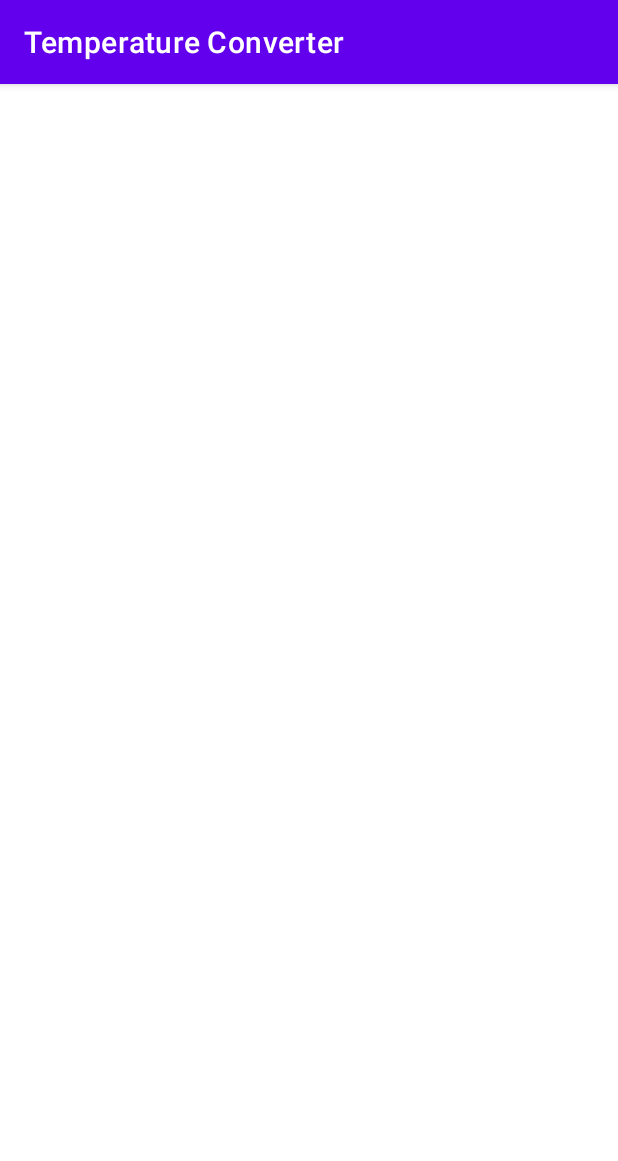
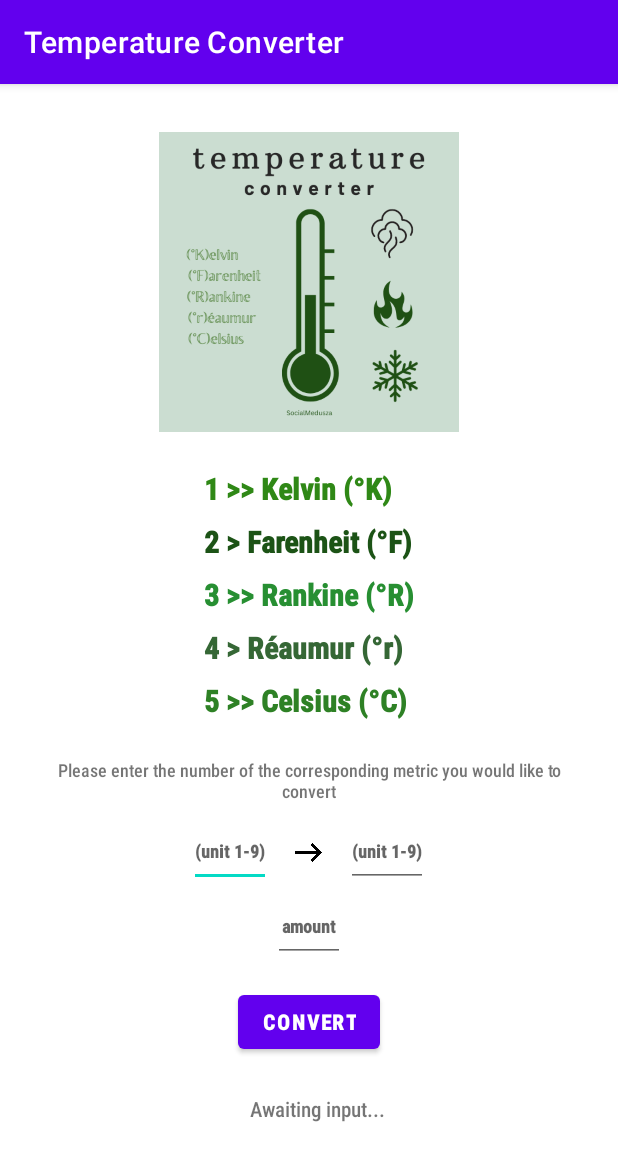
Before and after one commit to Ela01/Conversion_Calculator, an Android app: the TemperatureActivity screen opened directly, with no data from a screen before it, on a phone screen of 412 x 824 dp. Shown: the top 1161 px of the screen. Run offline under Robolectric (Android 15) with nearby library versions, the phone set to English and light mode, and no system bars.

Commit message:
Added drawables, all layouts are under 'construction' until I can best figure out how to create a user-friendly layout that complies well with back-end java files for conversions

```diff
--- a/app/src/main/res/layout/activity_temperature.xml
+++ b/app/src/main/res/layout/activity_temperature.xml
@@ -1,9 +1,180 @@
 <?xml version="1.0" encoding="utf-8"?>
-<androidx.constraintlayout.widget.ConstraintLayout xmlns:android="http://schemas.android.com/apk/res/android"
-    xmlns:app="http://schemas.android.com/apk/res-auto"
-    xmlns:tools="http://schemas.android.com/tools"
+<LinearLayout xmlns:android="http://schemas.android.com/apk/res/android"
     android:layout_width="match_parent"
     android:layout_height="match_parent"
-    tools:context=".TemperatureActivity">
+    android:gravity="center_horizontal"
+    android:orientation="vertical"
+    android:padding="32sp">
 
-</androidx.constraintlayout.widget.ConstraintLayout>
+    <ImageView
+        android:layout_width="200dp"
+        android:layout_height="200dp"
+        android:src="@drawable/temperature" />
+
+    <LinearLayout
+        android:layout_width="wrap_content"
+        android:layout_height="wrap_content"
+        android:layout_marginTop="24dp"
+        android:orientation="vertical"
+        >
+
+        <TextView
+
+            android:id="@+id/text_view_kelvin"
+            android:layout_width="wrap_content"
+            android:layout_height="wrap_content"
+            android:fontFamily="sans-serif-condensed-medium"
+            android:text="1 >> Kelvin (°K)"
+            android:textSize="20dp"
+            android:layout_marginBottom="8dp"
+            android:textColor="#2F8816"
+            android:textFontWeight="@android:integer/status_bar_notification_info_maxnum" />
+
+
+        <TextView
+
+            android:id="@+id/text_view_farenheit"
+            android:layout_width="wrap_content"
+            android:layout_height="wrap_content"
+            android:fontFamily="sans-serif-condensed-medium"
+            android:text="2 > Farenheit (°F)"
+            android:layout_marginBottom="8dp"
+
+            android:textSize="20dp"
+
+            android:textColor="#1C5316"
+
+            android:textFontWeight="@android:integer/status_bar_notification_info_maxnum" />
+
+        <TextView
+
+            android:id="@+id/text_view_Rankine"
+            android:layout_width="wrap_content"
+            android:layout_height="wrap_content"
+            android:fontFamily="sans-serif-condensed-medium"
+            android:text="3 >> Rankine (°R)"
+            android:layout_marginBottom="8dp"
+
+            android:textSize="20dp"
+
+            android:textColor="#278F32"
+            android:textFontWeight="@android:integer/status_bar_notification_info_maxnum" />
+
+
+        <TextView
+
+            android:id="@+id/text_view_réaumur"
+            android:layout_width="wrap_content"
+            android:layout_height="wrap_content"
+            android:fontFamily="sans-serif-condensed-medium"
+            android:text="4 > Réaumur (°r)"
+            android:layout_marginBottom="8dp"
+
+            android:textSize="20dp"
+
+            android:textColor="#356735"
+
+            android:textFontWeight="@android:integer/status_bar_notification_info_maxnum" />
+
+        <TextView
+
+            android:id="@+id/text_view_celsius"
+            android:layout_width="wrap_content"
+            android:layout_height="wrap_content"
+            android:fontFamily="sans-serif-condensed-medium"
+            android:text="5 >> Celsius (°C)"
+            android:textSize="20dp"
+
+            android:textColor="#2E8125"
+            android:textFontWeight="@android:integer/status_bar_notification_info_maxnum" />
+
+
+    </LinearLayout>
+
+    <TextView
+        android:layout_width="wrap_content"
+        android:layout_height="wrap_content"
+        android:layout_marginTop="24dp"
+        android:fontFamily="sans-serif-condensed-medium"
+        android:text="Please enter the number of the corresponding metric you would like to convert"
+        android:textAlignment="center"
+        android:textSize="12sp" />
+
+
+    <LinearLayout
+        android:layout_width="wrap_content"
+        android:layout_height="wrap_content"
+        android:layout_marginTop="8dp"
+        android:gravity="center_horizontal"
+        android:orientation="horizontal">
+
+
+        <EditText
+            android:id="@+id/edit_text_input_convert_from"
+            android:layout_width="wrap_content"
+            android:layout_height="48dp"
+            android:fontFamily="sans-serif-condensed-medium"
+            android:hint="(unit 1-9)"
+            android:inputType="number"
+            android:textFontWeight="@android:integer/status_bar_notification_info_maxnum"
+            android:textSize="12sp" />
+
+
+        <ImageView
+            android:layout_width="50sp"
+            android:layout_height="50sp"
+
+            android:fontFamily="monospace"
+            android:inputType="number"
+            android:padding="16dp"
+            android:src="@drawable/arrow"
+            android:textAlignment="center"
+            android:textFontWeight="@android:integer/status_bar_notification_info_maxnum"
+            android:textSize="16sp" />
+
+
+        <EditText
+            android:id="@+id/edit_text_input_convert_to"
+            android:layout_width="wrap_content"
+            android:layout_height="48dp"
+
+            android:fontFamily="sans-serif-condensed-medium"
+            android:hint="(unit 1-9)"
+            android:inputType="number"
+            android:textAlignment="center"
+            android:textFontWeight="@android:integer/status_bar_notification_info_maxnum"
+            android:textSize="12sp" />
+    </LinearLayout>
+
+    <EditText
+        android:id="@+id/edit_text_input_convert_amount"
+        android:layout_width="48dp"
+        android:layout_height="48dp"
+        android:fontFamily="sans-serif-condensed-medium"
+        android:hint="amount"
+        android:inputType="numberDecimal"
+        android:textAlignment="center"
+        android:textFontWeight="@android:integer/status_bar_notification_info_maxnum"
+        android:textSize="12sp" />
+
+    <Button
+        android:id="@+id/button_convert_weight"
+        android:layout_width="wrap_content"
+        android:layout_height="wrap_content"
+        android:layout_marginTop="16dp"
+        android:fontFamily="sans-serif-condensed-medium"
+        android:shadowColor="@color/black"
+        android:text="Convert"
+        android:textFontWeight="@android:integer/status_bar_notification_info_maxnum" />
+
+    <TextView
+        android:id="@+id/text_view_result_weight"
+        android:layout_width="wrap_content"
+        android:layout_height="wrap_content"
+        android:layout_marginLeft="6dp"
+        android:layout_marginTop="24dp"
+        android:fontFamily="sans-serif-condensed-medium"
+        android:text="Awaiting input..."
+        android:textAlignment="center" />
+
+</LinearLayout>
--- a/app/src/main/res/layout/activity_weight.xml
+++ b/app/src/main/res/layout/activity_weight.xml
@@ -198,7 +198,7 @@
         android:layout_height="wrap_content"
         android:layout_marginLeft="6dp"
         android:layout_marginTop="24dp"
-        android:fontFamily="monospace"
+        android:fontFamily="sans-serif-condensed-medium"
         android:text="Awaiting input..."
         android:textAlignment="center" />
 
```
Also changed, not shown: app/src/main/res/drawable/temperature.png (added).
